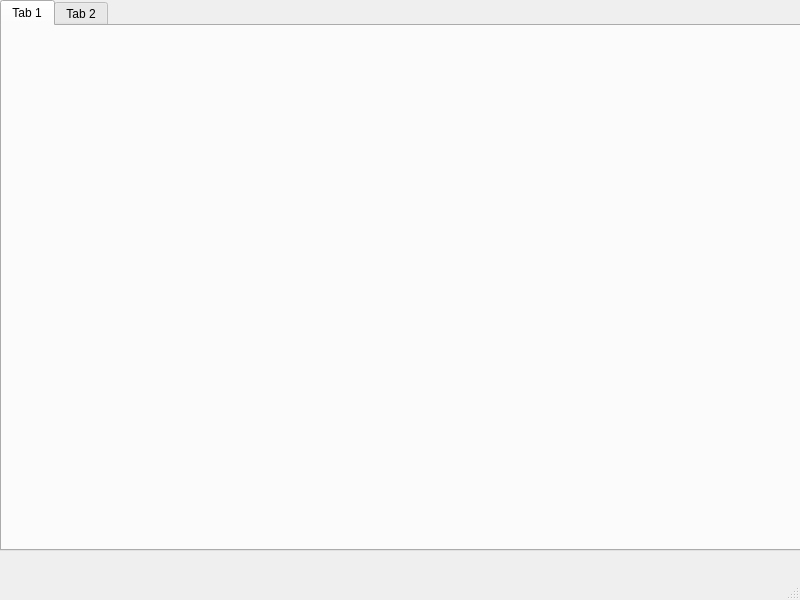
The window that MotorControl/MotorControl/mainwindow.ui (libriIPcko/RVC) describes before a commit, drawn with Qt 5.
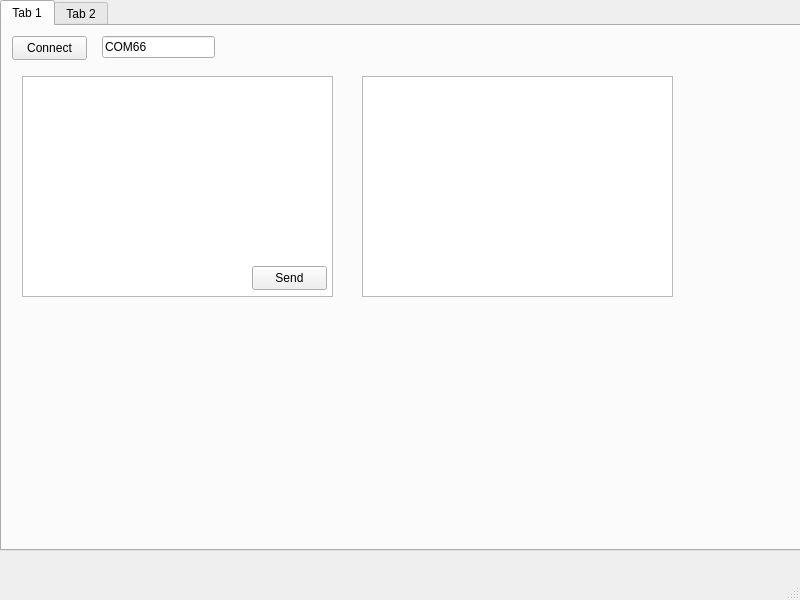
The same window after the commit.

Diff of the .ui file:
```diff
--- a/MotorControl/MotorControl/mainwindow.ui
+++ b/MotorControl/MotorControl/mainwindow.ui
@@ -30,6 +30,65 @@
      <attribute name="title">
       <string>Tab 1</string>
      </attribute>
+     <widget class="QPushButton" name="pushButton">
+      <property name="geometry">
+       <rect>
+        <x>10</x>
+        <y>10</y>
+        <width>75</width>
+        <height>24</height>
+       </rect>
+      </property>
+      <property name="text">
+       <string>Connect</string>
+      </property>
+     </widget>
+     <widget class="QLineEdit" name="lineEdit">
+      <property name="geometry">
+       <rect>
+        <x>100</x>
+        <y>10</y>
+        <width>113</width>
+        <height>22</height>
+       </rect>
+      </property>
+      <property name="text">
+       <string>COM66</string>
+      </property>
+     </widget>
+     <widget class="QTextEdit" name="TX_textEdit">
+      <property name="geometry">
+       <rect>
+        <x>20</x>
+        <y>50</y>
+        <width>311</width>
+        <height>221</height>
+       </rect>
+      </property>
+     </widget>
+     <widget class="QTextEdit" name="RX_textEdit">
+      <property name="geometry">
+       <rect>
+        <x>360</x>
+        <y>50</y>
+        <width>311</width>
+        <height>221</height>
+       </rect>
+      </property>
+     </widget>
+     <widget class="QPushButton" name="pushButton_SendBtn">
+      <property name="geometry">
+       <rect>
+        <x>250</x>
+        <y>240</y>
+        <width>75</width>
+        <height>24</height>
+       </rect>
+      </property>
+      <property name="text">
+       <string>Send</string>
+      </property>
+     </widget>
     </widget>
     <widget class="QWidget" name="tab_2">
      <attribute name="title">
```
